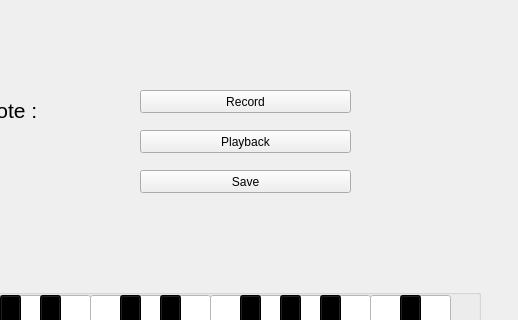
Baik1/chiptune, file chiptune/PianoUI.ui: the form before one commit; both pictures show x 320 to 838 and y 0 to 320 of the 838 by 594 pixel window.
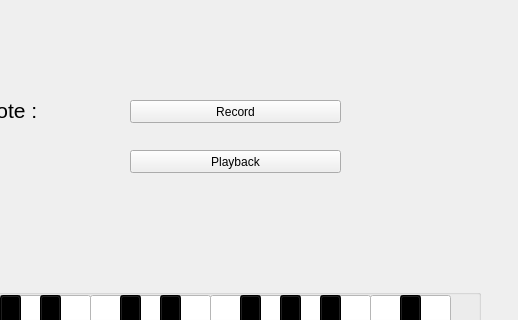
The form after the commit. Icons and pictures are not drawn.

Commit message: Remove Save button

What changed in the file:
```diff
--- a/chiptune/PianoUI.ui
+++ b/chiptune/PianoUI.ui
@@ -599,8 +599,8 @@
   <widget class="QPushButton" name="RecordButton">
    <property name="geometry">
     <rect>
-     <x>460</x>
-     <y>90</y>
+     <x>450</x>
+     <y>100</y>
      <width>211</width>
      <height>23</height>
     </rect>
@@ -612,8 +612,8 @@
   <widget class="QPushButton" name="PlaybackButton">
    <property name="geometry">
     <rect>
-     <x>460</x>
-     <y>130</y>
+     <x>450</x>
+     <y>150</y>
      <width>211</width>
      <height>23</height>
     </rect>
@@ -622,22 +622,6 @@
     <string>Playback</string>
    </property>
   </widget>
-  <widget class="QPushButton" name="SaveButton">
-   <property name="geometry">
-    <rect>
-     <x>460</x>
-     <y>170</y>
-     <width>211</width>
-     <height>23</height>
-    </rect>
-   </property>
-   <property name="text">
-    <string>Save</string>
-   </property>
-   <property name="icon">
-    <iconset theme="play"/>
-   </property>
-  </widget>
  </widget>
  <layoutdefault spacing="6" margin="11"/>
  <resources/>
```
The commit also changes 1 other file.
